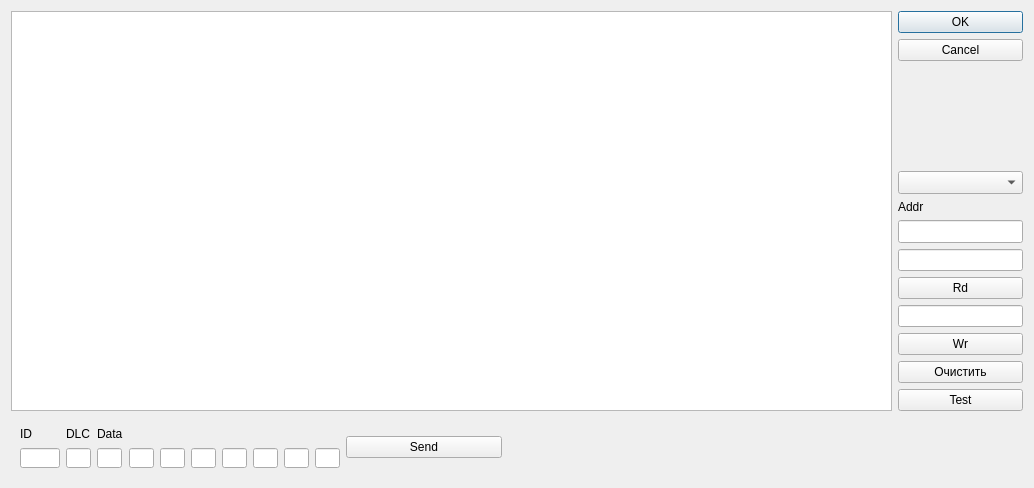
Qt form win/qt_win_snail/dial_lib/dial_lib.ui (ultrasonic59/snail_w) before a commit.
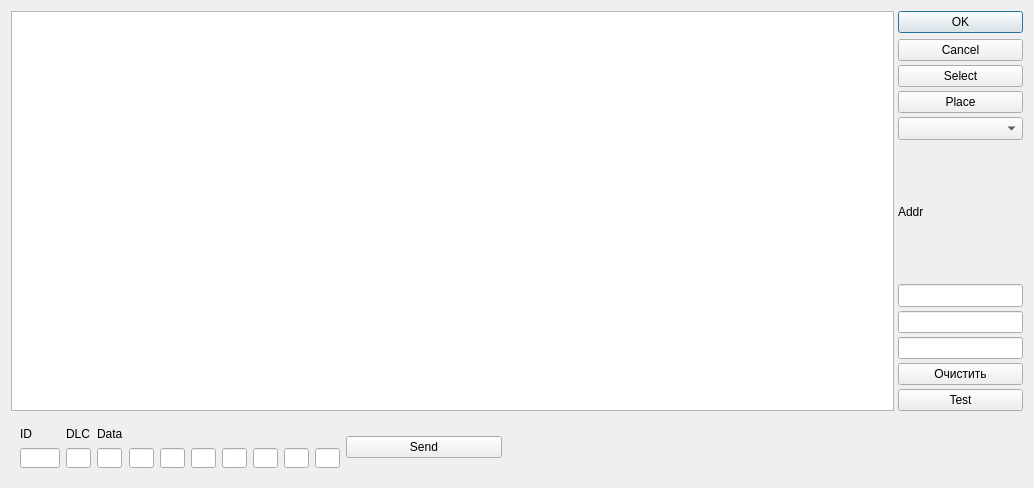
The same form after that commit.

The edit to the form file:
```diff
--- a/win/qt_win_snail/dial_lib/dial_lib.ui
+++ b/win/qt_win_snail/dial_lib/dial_lib.ui
@@ -30,11 +30,17 @@
   <layout class="QVBoxLayout" name="verticalLayout_2">
    <item>
     <layout class="QHBoxLayout" name="horizontalLayout_2" stretch="1,0">
+     <property name="spacing">
+      <number>4</number>
+     </property>
      <item>
       <widget class="QGraphicsView" name="graphicsView"/>
      </item>
      <item>
       <layout class="QVBoxLayout" name="verticalLayout">
+       <property name="sizeConstraint">
+        <enum>QLayout::SetMinimumSize</enum>
+       </property>
        <item>
         <widget class="QDialogButtonBox" name="buttonBox">
          <property name="sizePolicy">
@@ -43,6 +49,12 @@
            <verstretch>0</verstretch>
           </sizepolicy>
          </property>
+         <property name="maximumSize">
+          <size>
+           <width>16777215</width>
+           <height>50</height>
+          </size>
+         </property>
          <property name="orientation">
           <enum>Qt::Vertical</enum>
          </property>
@@ -52,7 +64,21 @@
         </widget>
        </item>
        <item>
-        <widget class="QComboBox" name="comboBox_rej">
+        <widget class="QPushButton" name="butt_select">
+         <property name="text">
+          <string>Select</string>
+         </property>
+        </widget>
+       </item>
+       <item>
+        <widget class="QPushButton" name="butt_place">
+         <property name="text">
+          <string>Place</string>
+         </property>
+        </widget>
+       </item>
+       <item>
+        <widget class="QComboBox" name="comboBox_item">
          <property name="font">
           <font>
            <pointsize>10</pointsize>
@@ -79,23 +105,9 @@
        <item>
         <widget class="QLineEdit" name="lineEdit_count"/>
        </item>
-       <item>
-        <widget class="QPushButton" name="pushButton">
-         <property name="text">
-          <string>Rd</string>
-         </property>
-        </widget>
-       </item>
        <item>
         <widget class="QLineEdit" name="lineEdit_wr_dat"/>
        </item>
-       <item>
-        <widget class="QPushButton" name="pushButt_wr">
-         <property name="text">
-          <string>Wr</string>
-         </property>
-        </widget>
-       </item>
        <item>
         <widget class="QPushButton" name="pushButton_clear">
          <property name="text">
```
Left out of the diff: 4 changed lines with no effect on the pictures.
